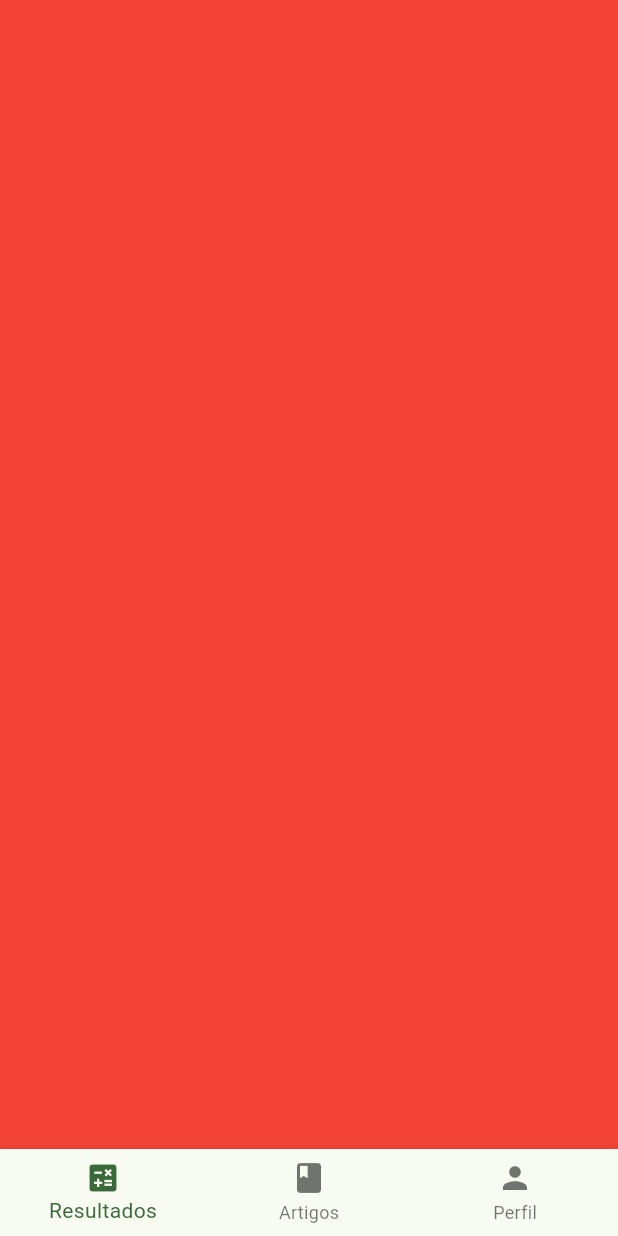
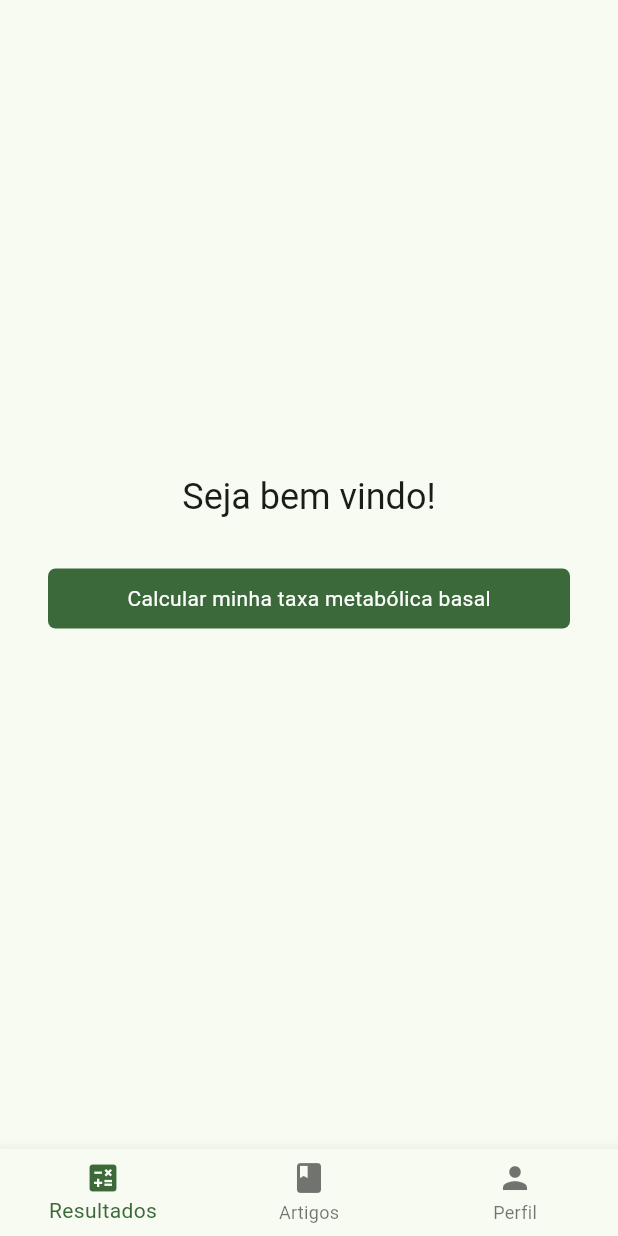
Before and after one commit to Nicholasvp/calorias_diaria, a Flutter app: the screen it shows after launch, on a phone screen of 412 x 824 dp. Run offline on Flutter 3.47's test engine with Material 3 defaults, Android fonts, the light colour scheme and no system bars; our stand-ins replace get, shared_preferences.

Commit message:
result taxa basal

```diff
--- a/lib/core/app/my_app.dart
+++ b/lib/core/app/my_app.dart
@@ -10,7 +10,7 @@ class MyApp extends StatelessWidget {
   @override
   Widget build(BuildContext context) {
     return GetMaterialApp(
-      title: 'Flutter Demo',
+      title: 'Calorias Diárias',
       theme: AppTheme.theme,
       initialBinding: AppBinding(),
       getPages: AppPages.pages,
--- a/lib/core/enums/enums.dart
+++ b/lib/core/enums/enums.dart
@@ -16,7 +16,7 @@ enum Objetivo {
   perderPeso,
 }
 
-Map<String, dynamic> generoMap = {
+Map<String, Genero> generoEnumMap = {
   'masculino': Genero.masculino,
   'femenino': Genero.femenino,
 };
@@ -26,7 +26,7 @@ Map<String, String> generoStringMap = {
   'femenino': 'Femenino',
 };
 
-Map<String, dynamic> nivelAtividadeFisicaMap = {
+Map<String, NivelAtividadeFisica> nivelAtividadeFisicaEnumMap = {
   'sedentario': NivelAtividadeFisica.sedentario,
   'leve': NivelAtividadeFisica.leve,
   'moderado': NivelAtividadeFisica.moderado,
@@ -42,7 +42,7 @@ Map<String, String> nivelAtividadeFisicaStringMap = {
   'muitoIntenso': 'Muito Intenso',
 };
 
-Map<String, dynamic> objetivoMap = {
+Map<String, Objetivo> objetivoEnumMap = {
   'ganharPeso': Objetivo.ganharPeso,
   'perderPeso': Objetivo.perderPeso,
 };
--- /dev/null
+++ b/lib/core/models/result_model.dart
@@ -0,0 +1,29 @@
+// ignore_for_file: public_member_api_docs, sort_constructors_first
+import 'dart:convert';
+
+class ResultModel {
+  final double taxaMetabolicaBasal;
+
+  ResultModel({required this.taxaMetabolicaBasal});
+
+  Map<String, dynamic> toMap() {
+    return <String, dynamic>{
+      'taxaMetabolicaBasal': taxaMetabolicaBasal,
+    };
+  }
+
+  factory ResultModel.fromMap(Map<String, dynamic> map) {
+    return ResultModel(
+      taxaMetabolicaBasal: map['taxaMetabolicaBasal'] as double,
+    );
+  }
+  factory ResultModel.empty() {
+    return ResultModel(
+      taxaMetabolicaBasal: 0.0,
+    );
+  }
+
+  String toJson() => json.encode(toMap());
+
+  factory ResultModel.fromJson(String source) => ResultModel.fromMap(json.decode(source) as Map<String, dynamic>);
+}
--- a/lib/core/routes/app_pages.dart
+++ b/lib/core/routes/app_pages.dart
@@ -2,6 +2,7 @@ import 'package:calorias_diaria/core/routes/routes.dart';
 import 'package:calorias_diaria/modules/dashboard/binding/dashboard_binding.dart';
 import 'package:calorias_diaria/modules/dashboard/page/dashboard_page.dart';
 import 'package:calorias_diaria/modules/profile/binding/profile_binding.dart';
+import 'package:calorias_diaria/modules/result/binding/result_binding.dart';
 import 'package:get/get.dart';
 
 class AppPages {
@@ -10,7 +11,11 @@ class AppPages {
   static final pages = [
     GetPage(
       name: Routes.dashboard,
-      bindings: [DashboardBinding(), ProfileBinding()],
+      bindings: [
+        DashboardBinding(),
+        ProfileBinding(),
+        ResultBinding(),
+      ],
       page: () => const DashboardPage(),
     ),
   ];
--- a/lib/modules/dashboard/controller/dashboard_controller.dart
+++ b/lib/modules/dashboard/controller/dashboard_controller.dart
@@ -10,4 +10,8 @@ class DashboardController extends GetxController with StateMixin {
     selectedIndex = index;
     change(selectedIndex, status: RxStatus.success());
   }
+
+  void goToProfile() {
+    changeIndex(2);
+  }
 }
--- a/lib/modules/dashboard/page/dashboard_page.dart
+++ b/lib/modules/dashboard/page/dashboard_page.dart
@@ -1,5 +1,6 @@
 import 'package:calorias_diaria/modules/dashboard/controller/dashboard_controller.dart';
 import 'package:calorias_diaria/modules/profile/page/profile_page.dart';
+import 'package:calorias_diaria/modules/result/page/result_page.dart';
 import 'package:flutter/material.dart';
 import 'package:get/get.dart';
 
@@ -13,9 +14,7 @@ class DashboardPage extends GetView<DashboardController> {
         body: IndexedStack(
           index: controller.selectedIndex,
           children: [
-            Container(
-              color: Colors.red,
-            ),
+            const ResultPage(),
             Container(
               color: Colors.green,
             ),
--- a/lib/modules/profile/page/profile_page.dart
+++ b/lib/modules/profile/page/profile_page.dart
@@ -18,6 +18,8 @@ class ProfilePage extends GetView<ProfileController> {
       body: controller.obx(
         (state) => Padding(
           padding: const EdgeInsets.all(32),
+          child: Form(
+            key: controller.formKey,
             child: ListView(
               children: [
                 TextFieldPrimary(
@@ -82,6 +84,7 @@ class ProfilePage extends GetView<ProfileController> {
             ),
           ),
         ),
+      ),
     );
   }
 }
--- /dev/null
+++ b/lib/modules/result/binding/result_binding.dart
@@ -0,0 +1,9 @@
+import 'package:calorias_diaria/modules/result/controller/result_controller.dart';
+import 'package:get/get.dart';
+
+class ResultBinding implements Bindings {
+  @override
+  void dependencies() {
+    Get.lazyPut(() => ResultController());
+  }
+}
--- /dev/null
+++ b/lib/modules/result/page/result_page.dart
@@ -0,0 +1,84 @@
+import 'package:calorias_diaria/core/widgets/buttons/button_primary.dart';
+import 'package:calorias_diaria/modules/dashboard/controller/dashboard_controller.dart';
+import 'package:calorias_diaria/modules/result/controller/result_controller.dart';
+import 'package:flutter/material.dart';
+import 'package:get/get.dart';
+
+class ResultPage extends GetView<ResultController> {
+  const ResultPage({super.key});
+
+  @override
+  Widget build(BuildContext context) {
+    final dashboardController = Get.find<DashboardController>();
+    return Scaffold(
+      body: controller.obx(
+        (state) => Padding(
+          padding: const EdgeInsets.all(64),
+          child: Center(
+            child: Column(
+              mainAxisAlignment: MainAxisAlignment.center,
+              children: [
+                Card(
+                  color: Colors.white,
+                  child: Padding(
+                    padding: const EdgeInsets.all(32.0),
+                    child: Column(
+                      crossAxisAlignment: CrossAxisAlignment.start,
+                      children: [
+                        Row(
+                          mainAxisAlignment: MainAxisAlignment.spaceBetween,
+                          children: [
+                            Text(
+                              'Taxa Metabólica Basal',
+                              style: Get.textTheme.bodyLarge,
+                            ),
+                            IconButton(
+                              icon: const Icon(Icons.question_mark_rounded),
+                              onPressed: () {
+                                controller.showDialogInfo();
+                              },
+                            ),
+                          ],
+                        ),
+                        const SizedBox(height: 10),
+                        Text.rich(
+                          TextSpan(
+                            text: state?.taxaMetabolicaBasal.toStringAsFixed(2),
+                            style: Get.textTheme.headlineLarge,
+                            children: [
+                              TextSpan(
+                                text: ' cal/dia',
+                                style: Get.textTheme.headlineSmall,
+                              ),
+                            ],
+                          ),
+                        )
+                      ],
+                    ),
+                  ),
+                )
+              ],
+            ),
+          ),
+        ),
+        onEmpty: Center(
+          child: Column(
+            mainAxisAlignment: MainAxisAlignment.center,
+            children: [
+              Text('Seja bem vindo!', style: Get.textTheme.headlineSmall),
+              Padding(
+                padding: const EdgeInsets.all(32),
+                child: ButtonPrimary(
+                  onPressed: () {
+                    dashboardController.goToProfile();
+                  },
+                  label: 'Calcular minha taxa metabólica basal',
+                ),
+              ),
+            ],
+          ),
+        ),
+      ),
+    );
+  }
+}
```
Also changed, not shown: lib/core/widgets/dropdown/dropdown_primary.dart (+8 -0 lines), lib/core/widgets/fields/text_field_primary.dart (+8 -0 lines), lib/modules/profile/controller/profile_controller.dart (+9 -0 lines), lib/modules/result/controller/result_controller.dart (added, +126 -0 lines), 1 other file. Lines whose indentation alone changed are shown as unchanged.
